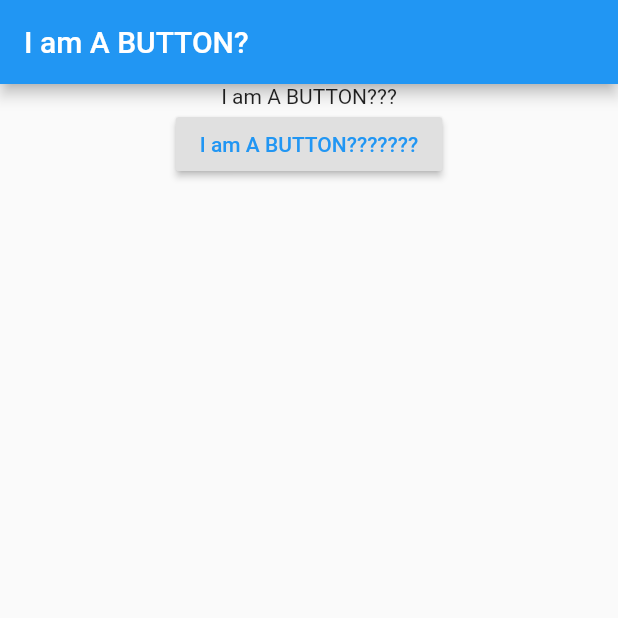
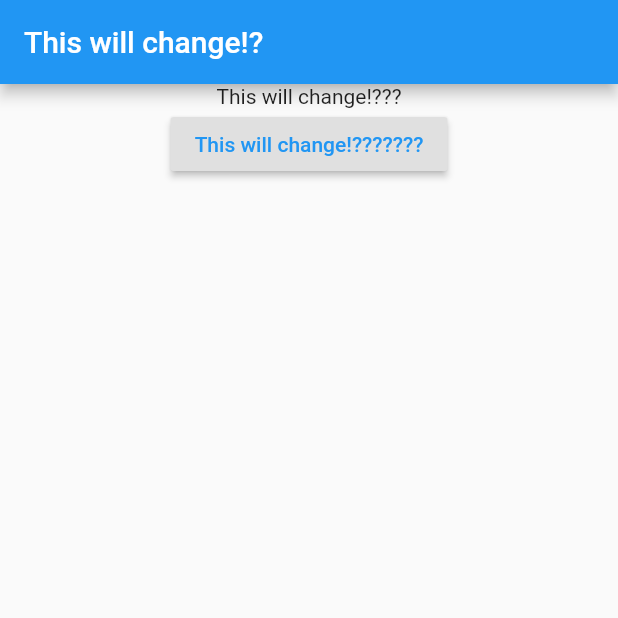
Before and after one commit to Daniel-Caetano/Assigment1, a Flutter app: the screen it shows after launch, on a phone screen of 412 x 824 dp, the top half of it. Run offline on Flutter 3.47's test engine with Material 2 defaults, Android fonts, the phone set to English and light mode, and no system bars.

Commit message:
Topico 2 : mudando texto ao clicar no botão

```diff
--- a/lib/main.dart
+++ b/lib/main.dart
@@ -10,9 +10,9 @@ class App extends StatefulWidget {
 }
 
 class _AppState extends State<App> {
-  var _textTitle = "I am A BUTTON?";
-  var _textBody = "I am A BUTTON???";
-  var _textButton = "I am A BUTTON???????";
+  var _textTitle = "This will change!?";
+  var _textBody = "This will change!???";
+  var _textButton = "This will change!???????";
 
   @override
   Widget build(BuildContext context) {
@@ -31,9 +31,9 @@ class _AppState extends State<App> {
                 onPressed: () {
                   setState(
                     () {
-                      _textTitle = "NOO!!";
-                      _textBody = "NOOOOO!!";
-                      _textButton = "YES I AM!!!!";
+                      _textTitle = "YES!!";
+                      _textBody = "YES!!";
+                      _textButton = "YES!!!!";
                     },
                   );
                 },
```
